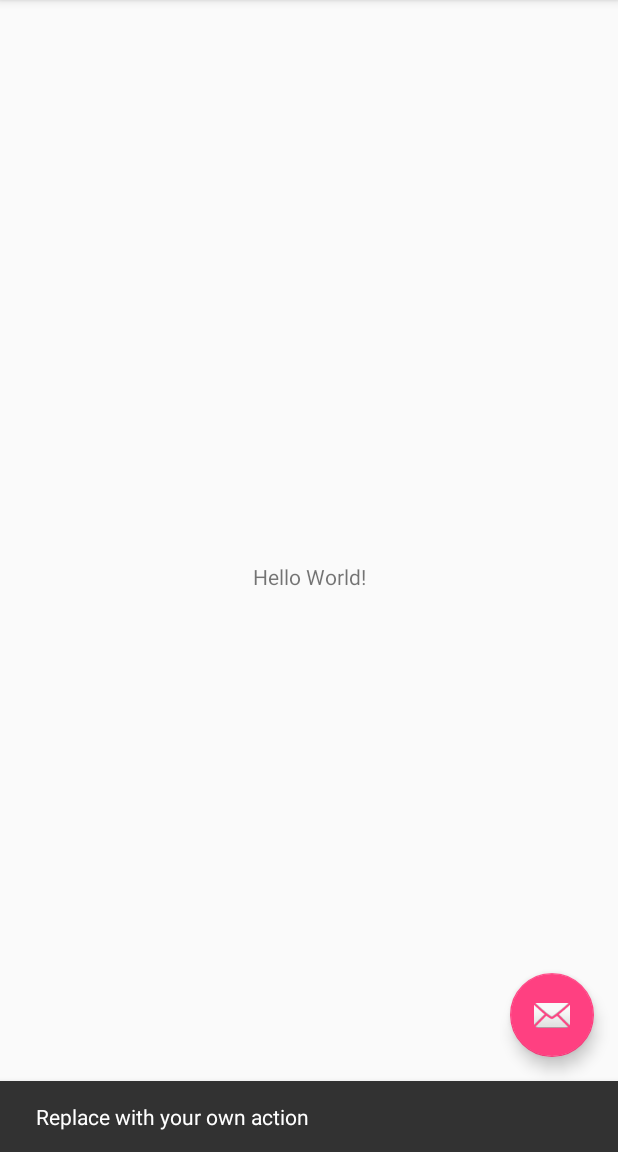
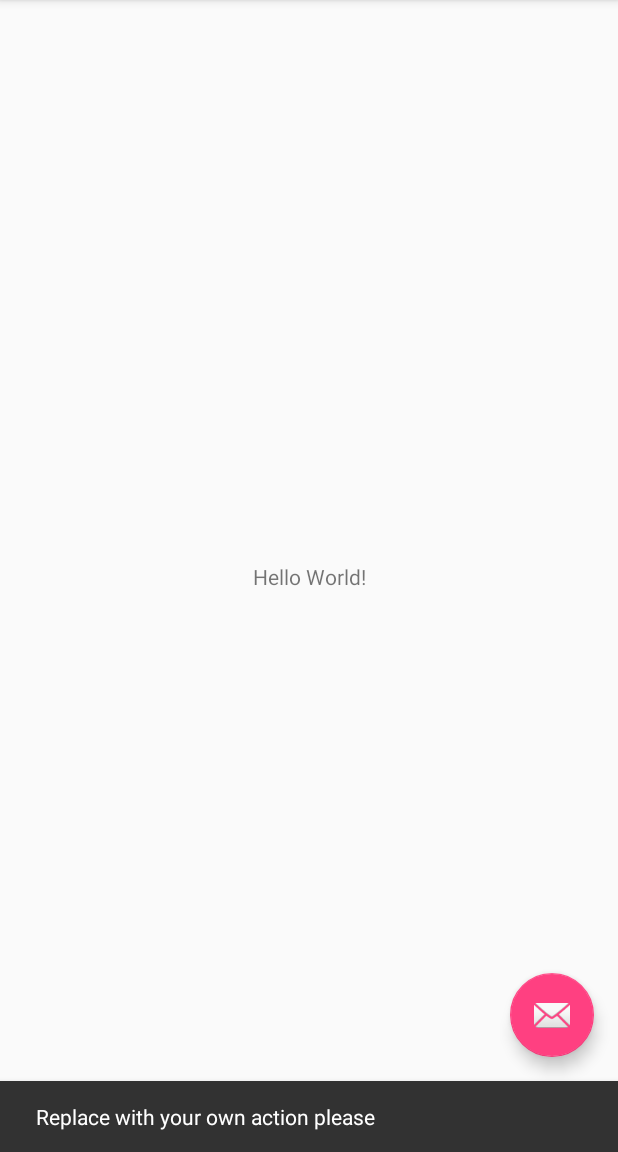
Before and after one commit to julian-perez/AndroidTestApp, an Android app: the screen it shows after launch (MainActivity), after a tap on an icon or button, on a phone screen of 412 x 824 dp, the part 84-1236 px from its top. Run offline under Robolectric (Android 15) with nearby library versions, the phone set to English and light mode, and no system bars.

Commit message:
java fix

```diff
--- a/app/src/main/java/com/example/julian/androidtestapp/MainActivity.java
+++ b/app/src/main/java/com/example/julian/androidtestapp/MainActivity.java
@@ -22,7 +22,7 @@ public class MainActivity extends AppCompatActivity {
         fab.setOnClickListener(new View.OnClickListener() {
             @Override
             public void onClick(View view) {
-                Snackbar.make(view, "Replace with your own action", Snackbar.LENGTH_LONG)
+                Snackbar.make(view, "Replace with your own action please", Snackbar.LENGTH_LONG)
                         .setAction("Action", null).show();
             }
         });
```
